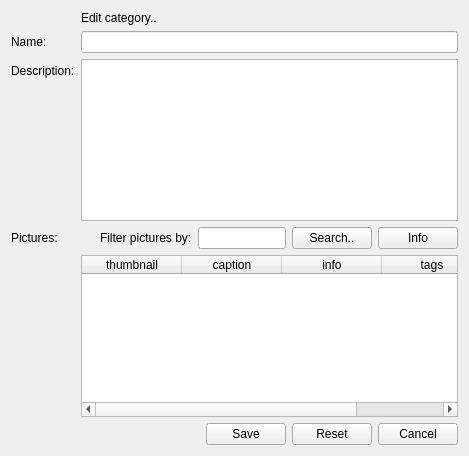
Before: the Qt Designer form client/uiforms/category_edit.ui in Wolframe/configurator, drawn with Qt 5.
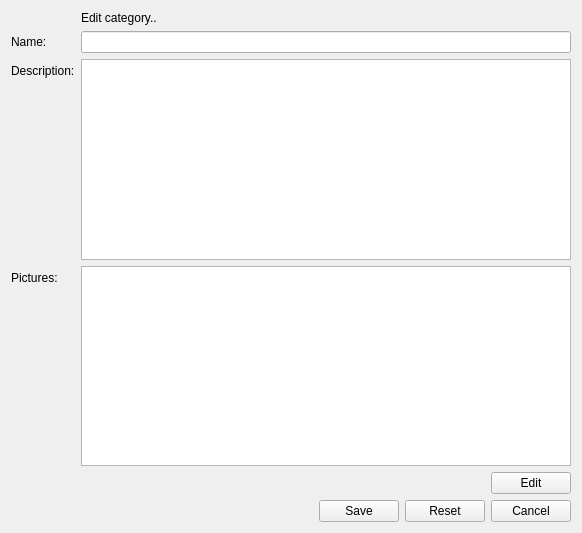
After: the same form once the commit is applied. Icons and pictures are not drawn.

Commit message: picture selection in category

Diff of the .ui file:
```diff
--- a/client/uiforms/category_edit.ui
+++ b/client/uiforms/category_edit.ui
@@ -6,8 +6,8 @@
    <rect>
     <x>0</x>
     <y>0</y>
-    <width>469</width>
-    <height>456</height>
+    <width>582</width>
+    <height>533</height>
    </rect>
   </property>
   <property name="windowTitle">
@@ -54,28 +54,16 @@
     <widget class="QPlainTextEdit" name="description">
     </widget>
    </item>
-   <item row="4" column="1">
-    <widget class="QTableWidget" name="picture">
-     <property name="horizontalScrollBarPolicy">
-      <enum>Qt::ScrollBarAsNeeded</enum>
+   <item row="3" column="1">
+    <widget class="QListWidget" name="pictures">
+     <property name="iconSize">
+      <size>
+       <width>50</width>
+       <height>50</height>
+      </size>
      </property>
-     <property name="alternatingRowColors">
-      <bool>true</bool>
-     </property>
-     <property name="selectionMode">
-      <enum>QAbstractItemView::MultiSelection</enum>
-     </property>
-     <property name="selectionBehavior">
-      <enum>QAbstractItemView::SelectRows</enum>
-     </property>
-     <property name="showGrid">
-      <bool>true</bool>
-     </property>
-     <property name="gridStyle">
-      <enum>Qt::DotLine</enum>
-     </property>
-     <property name="sortingEnabled">
-      <bool>true</bool>
+     <property name="viewMode">
+      <enum>QListView::IconMode</enum>
      </property>
      <property name="action" stdset="0">
       <string notr="true">PictureListRequest picture {search{{main.search}}}</string>
@@ -83,35 +71,6 @@
      <property name="answer" stdset="0">
       <string notr="true">PictureList list {picture[] {id={row.id}; caption{{row.caption}}; info{{row.info}}; thumbnail{{row.thumbnail.pixmap}}; tags{{?}}}}</string>
      </property>
-     <property name="dataslot" stdset="0">
-      <string notr="true">picture</string>
-     </property>
-     <attribute name="horizontalHeaderShowSortIndicator" stdset="0">
-      <bool>true</bool>
-     </attribute>
-     <attribute name="verticalHeaderStretchLastSection">
-      <bool>false</bool>
-     </attribute>
-     <column>
-      <property name="text">
-       <string>thumbnail</string>
-      </property>
-     </column>
-     <column>
-      <property name="text">
-       <string>caption</string>
-      </property>
-     </column>
-     <column>
-      <property name="text">
-       <string>info</string>
-      </property>
-     </column>
-     <column>
-      <property name="text">
-       <string>tags</string>
-      </property>
-     </column>
     </widget>
    </item>
    <item row="5" column="0" colspan="2">
@@ -164,7 +123,7 @@
      </item>
     </layout>
    </item>
-   <item row="3" column="1">
+   <item row="4" column="1">
     <layout class="QHBoxLayout" name="horizontalLayout_2">
      <item>
       <spacer name="horizontalSpacer_2">
@@ -180,29 +139,9 @@
       </spacer>
      </item>
      <item>
-      <widget class="QLabel" name="label_2">
+      <widget class="QPushButton" name="add_edit_button">
        <property name="text">
-        <string>Filter pictures by:</string>
-       </property>
-      </widget>
-     </item>
-     <item>
-      <widget class="QLineEdit" name="search"/>
-     </item>
-     <item>
-      <widget class="QPushButton" name="searchButton">
-       <property name="text">
-        <string>Search..</string>
-       </property>
-       <property name="datasignal:clicked" stdset="0">
-        <string notr="true">picture</string>
-       </property>
-      </widget>
-     </item>
-     <item>
-      <widget class="QPushButton" name="infoButton">
-       <property name="text">
-        <string>Info</string>
+        <string>Edit</string>
        </property>
        <property name="form" stdset="0">
         <string notr="true">picture_info?id={main.picture.selected}</string>
```
Left out of the diff: 106 changed lines with no effect on the pictures. The commit also changes 5 other files.
